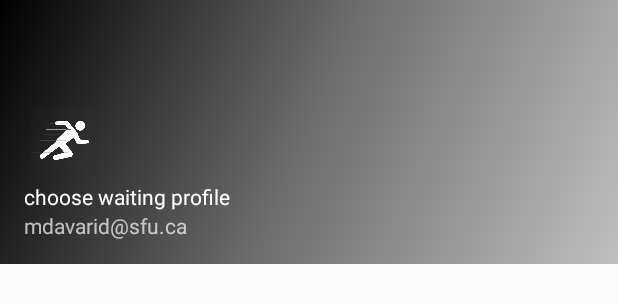
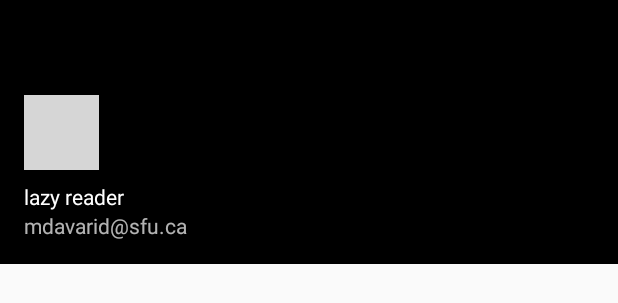
Before and after one commit to soshiant1992/test1, an Android app: the layout nav_header_main.xml on its own in the app's theme, with its tools: preview values and no code run, on a phone screen of 412 x 824 dp. Shown: the top 303 px of the screen. Run offline under Robolectric (Android 15) with nearby library versions, the phone set to English and light mode, and no system bars; grey boxes are pictures that could not be loaded.

```diff
--- a/app/src/main/java/com/example/esosh/perfectspeedreader/MainActivity.java
+++ b/app/src/main/java/com/example/esosh/perfectspeedreader/MainActivity.java
@@ -46,6 +46,7 @@ import nl.siegmann.epublib.epub.BookProcessor;
 import nl.siegmann.epublib.epub.EpubReader;
 
 import static java.lang.Math.cosh;
+import static java.lang.Math.floor;
 import static java.lang.Math.sin;
 import static java.lang.StrictMath.pow;
 
@@ -277,7 +278,7 @@ if(!elements.isEmpty()){
                 delay = (long) (waitconstant * cosh(param1*l ));
             }
             else if(profile==3){
-                delay = (long) (waitconstant *(param2*l+(1+sin(param1*l))));
+                delay = (long) (waitconstant *(floor(l/param1)));
             }
             else if(profile==4){
                 delay = (long) (waitconstant * pow(param1, l));
--- a/app/src/main/res/drawable/side_nav_bar.xml
+++ b/app/src/main/res/drawable/side_nav_bar.xml
@@ -1,9 +1,11 @@
 <shape xmlns:android="http://schemas.android.com/apk/res/android"
     android:shape="rectangle">
     <gradient
-        android:angle="135"
-        android:centerColor="#6e6e6e"
+        android:angle="90"
+        android:centerColor="#000000"
         android:endColor="#000000"
-        android:startColor="#bfbfbf"
+        android:startColor="#000000"
         android:type="linear" />
 </shape>
+
+    <!--android:startColor="#f7f7f7"-->
--- a/app/src/main/res/layout/nav_header_main.xml
+++ b/app/src/main/res/layout/nav_header_main.xml
@@ -18,13 +18,13 @@
         android:layout_height="50dp"
         android:contentDescription="@string/nav_header_desc"
         android:paddingTop="@dimen/nav_header_vertical_spacing"
-        app:srcCompat="@drawable/run" />
+        app:srcCompat="@drawable/bookr" />
 
     <TextView
         android:layout_width="match_parent"
         android:layout_height="wrap_content"
         android:paddingTop="@dimen/nav_header_vertical_spacing"
-        android:text="choose waiting profile"
+        android:text="lazy reader"
         android:textAppearance="@style/TextAppearance.AppCompat.Body1" />
 
     <TextView
```
Also changed, not shown: app/src/main/res/menu/activity_main_drawer.xml (+12 -9 lines).
